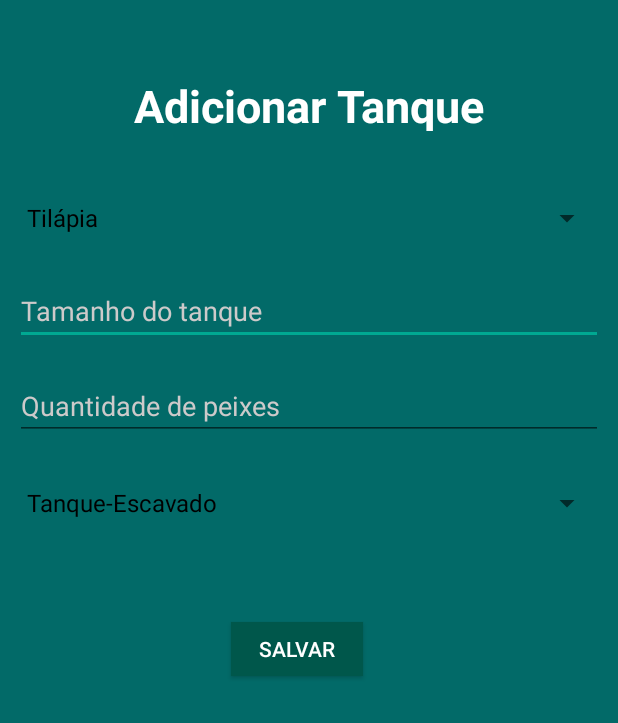
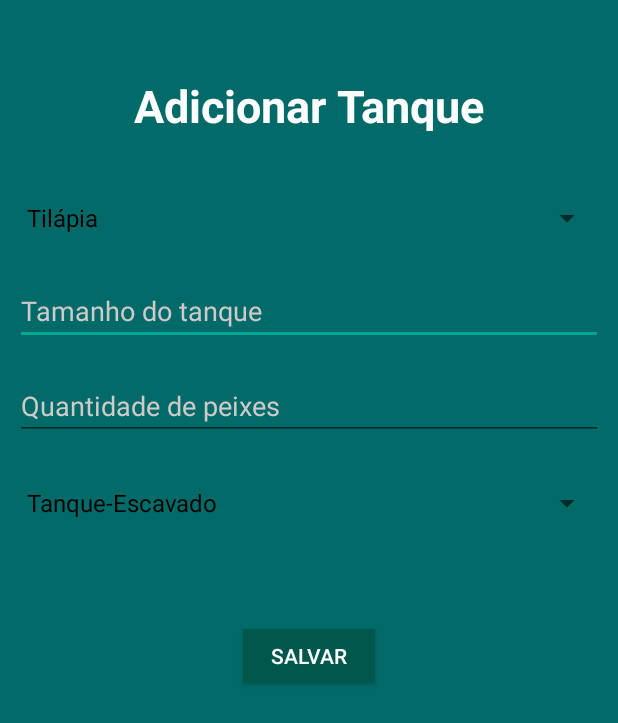
Before and after one commit to Adailsonacj/gestfish_hfc2018, an Android app: the AddTanque screen opened directly, with no data from a screen before it, on a phone screen of 412 x 824 dp. Shown: the top 723 px of the screen. Run offline under Robolectric (Android 15) with nearby library versions, the phone set to English and light mode, and no system bars.

Commit message:
Correção

```diff
--- a/app/src/main/res/layout/activity_add_tanque.xml
+++ b/app/src/main/res/layout/activity_add_tanque.xml
@@ -75,11 +75,9 @@
         android:id="@+id/addTanque"
         android:layout_width="wrap_content"
         android:layout_height="36dp"
-        android:layout_below="@+id/spTipo"
-        android:layout_alignParentStart="true"
+        android:layout_below="@+id/twDica"
         android:layout_centerHorizontal="true"
-        android:layout_marginStart="144dp"
-        android:layout_marginTop="59dp"
+        android:layout_marginTop="20dp"
         android:background="@color/colorBotaoPrimary"
         android:onClick="addTanque"
         android:text="Salvar"
@@ -90,9 +88,9 @@
         android:id="@+id/twDica"
         android:layout_width="wrap_content"
         android:layout_height="wrap_content"
-        android:layout_alignParentBottom="true"
+        android:layout_below="@+id/spTipo"
         android:layout_centerHorizontal="true"
-        android:layout_marginBottom="167dp"
+        android:layout_marginTop="19dp"
         android:textColor="@color/colorWhite"
         android:textSize="18sp" />
 
```
